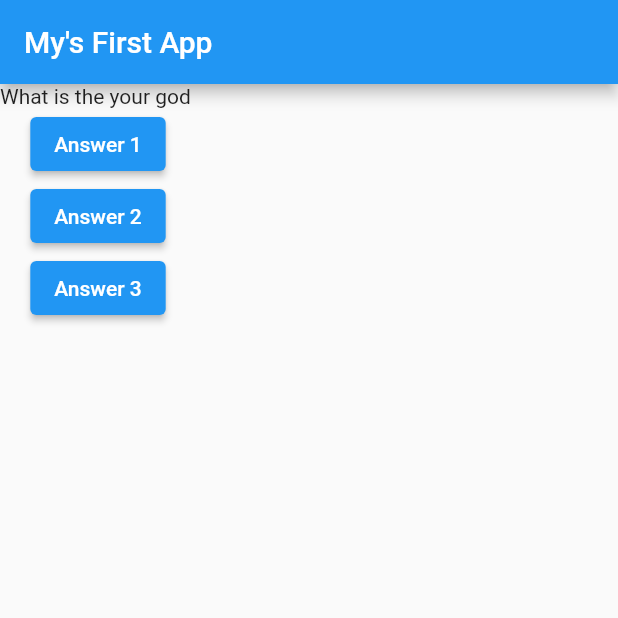
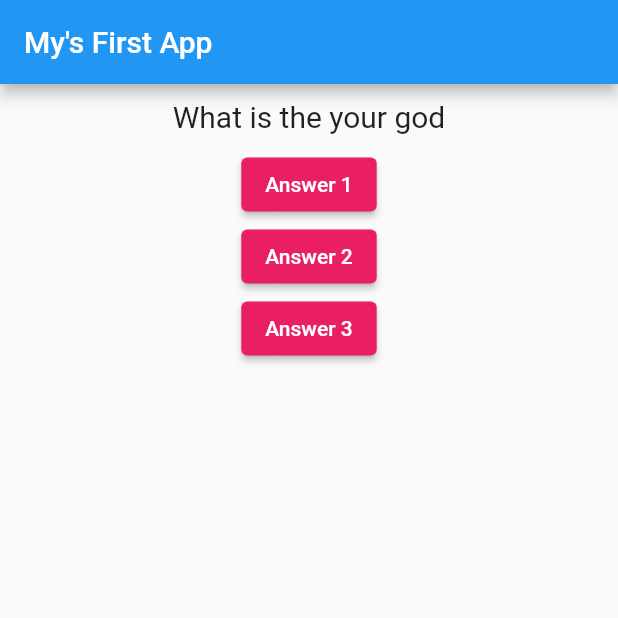
Before and after one commit to RpThiagoluiz/flutter_quiz_app, a Flutter app: the screen it shows after launch, after a tap on "Answer 1", on a phone screen of 412 x 824 dp, the top half of it. Run offline on Flutter 3.47's test engine with Material 2 defaults, Android fonts, the phone set to English and light mode, and no system bars.

Commit message:
feat: question title

```diff
--- a/lib/main.dart
+++ b/lib/main.dart
@@ -1,24 +1,31 @@
 import 'package:flutter/material.dart';
+import './question.dart';
 
 void main() => runApp(MyApp());
 
 class MyApp extends StatefulWidget {
   @override
   State<StatefulWidget> createState() {
-    return MyAppState();
+    return _MyAppState();
   }
 }
 
 //State pertence ao MyApp
-class MyAppState extends State<MyApp> {
+class _MyAppState extends State<MyApp> {
   var questionIndex = 0;
-  var questions = ['What is the name of...', 'What is the your god '];
+  var questions = [
+    'What is the name of...',
+    'What is the your god',
+    "Flutter god"
+  ];
 
   void onPressAnswer(title) {
     //setState igual react força um rerun
     setState(() {
-      if (questionIndex <= questions.length) {
+      if (questionIndex < questions.length - 1) {
         questionIndex += 1;
+      } else {
+        questionIndex = 0;
       }
     });
 
@@ -34,18 +41,27 @@ class MyAppState extends State<MyApp> {
           title: Text('My\'s First App'),
         ),
         body: Column(children: [
-          Text(questions[questionIndex]),
+          Question(questions[questionIndex]),
           ElevatedButton(
             child: Text('Answer 1'),
             onPressed: () => onPressAnswer('Answer 1'),
+            style: ButtonStyle(
+              backgroundColor: MaterialStateProperty.all(Colors.pink),
+            ),
           ),
           ElevatedButton(
             child: Text('Answer 2'),
             onPressed: () => onPressAnswer('Answer 2'),
+            style: ButtonStyle(
+              backgroundColor: MaterialStateProperty.all(Colors.pink),
+            ),
           ),
           ElevatedButton(
             child: Text('Answer 3'),
             onPressed: () => onPressAnswer('Answer 3'),
+            style: ButtonStyle(
+              backgroundColor: MaterialStateProperty.all(Colors.pink),
+            ),
           )
         ]),
       ),
--- /dev/null
+++ b/lib/question.dart
@@ -0,0 +1,20 @@
+import 'package:flutter/material.dart';
+
+class Question extends StatelessWidget {
+  final String questionText;
+
+  Question(this.questionText);
+
+  @override
+  Widget build(BuildContext ctx) {
+    return Container(
+      width: double.infinity,
+      margin: EdgeInsets.all(10),
+      child: Text(
+        questionText,
+        style: TextStyle(fontSize: 20),
+        textAlign: TextAlign.center,
+      ),
+    );
+  }
+}
```
